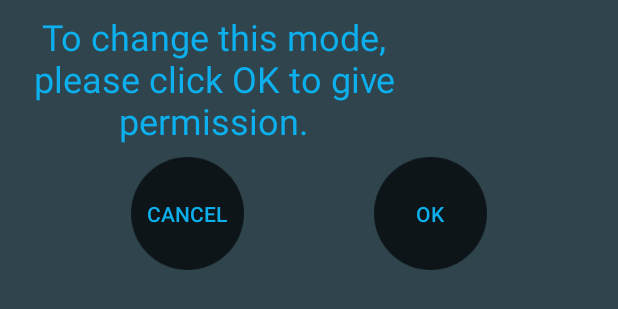
After one commit to LEMettler/SleepTimer, an Android app: the layout dialog_permission.xml on its own in the app's theme, with its tools: preview values and no code run, on a phone screen of 412 x 824 dp. The commit adds this screen. Shown: the top 309 px of the screen. Run offline under Robolectric (Android 15) with nearby library versions, the phone set to English and light mode, and no system bars.

Commit message:
SilentMode-Permission Dialog

```diff
--- a/app/src/main/AndroidManifest.xml
+++ b/app/src/main/AndroidManifest.xml
@@ -27,6 +27,7 @@
     <uses-permission android:name="android.permission.CHANGE_WIFI_STATE"/>
     <uses-permission android:name="android.permission.BLUETOOTH" />
     <uses-permission android:name="android.permission.WRITE_SETTINGS" />
+    <uses-permission android:name="android.permission.ACCESS_NOTIFICATION_POLICY" />
 
 
 
--- /dev/null
+++ b/app/src/main/res/layout/dialog_permission.xml
@@ -0,0 +1,53 @@
+<?xml version="1.0" encoding="utf-8"?>
+<android.support.constraint.ConstraintLayout xmlns:android="http://schemas.android.com/apk/res/android"
+    xmlns:app="http://schemas.android.com/apk/res-auto"
+    xmlns:tools="http://schemas.android.com/tools"
+    android:layout_width="match_parent"
+    android:layout_height="match_parent"
+    android:background="@color/colorPrimary">
+
+    <TextView
+        android:id="@+id/txtPermission"
+        android:layout_width="285dp"
+        android:layout_height="wrap_content"
+        android:layout_marginTop="8dp"
+        android:layout_weight="1"
+        android:text="To change this mode, please click OK to give permission."
+        android:textAlignment="center"
+        android:textColor="@color/colorAccent"
+        android:textSize="24sp"
+        app:layout_constraintTop_toTopOf="parent"
+        tools:layout_editor_absoluteX="50dp" />
+
+    <Button
+        android:id="@+id/btnOK"
+        android:layout_width="75dp"
+        android:layout_height="75dp"
+        android:layout_marginBottom="8dp"
+        android:layout_marginTop="8dp"
+        android:background="@drawable/button"
+        android:text="OK"
+        android:textColor="@color/colorAccent"
+        app:layout_constraintBottom_toBottomOf="parent"
+        app:layout_constraintEnd_toEndOf="parent"
+        app:layout_constraintHorizontal_bias="0.5"
+        app:layout_constraintStart_toEndOf="@+id/btnCancel"
+        app:layout_constraintTop_toBottomOf="@+id/txtPermission"
+        app:layout_constraintVertical_bias="0.0" />
+
+    <Button
+        android:id="@+id/btnCancel"
+        android:layout_width="75dp"
+        android:layout_height="75dp"
+        android:layout_marginBottom="8dp"
+        android:layout_marginTop="8dp"
+        android:background="@drawable/button"
+        android:text="CANCEL"
+        android:textColor="@color/colorAccent"
+        app:layout_constraintBottom_toBottomOf="parent"
+        app:layout_constraintEnd_toStartOf="@+id/btnOK"
+        app:layout_constraintHorizontal_bias="0.5"
+        app:layout_constraintStart_toStartOf="parent"
+        app:layout_constraintTop_toBottomOf="@+id/txtPermission"
+        app:layout_constraintVertical_bias="0.0" />
+</android.support.constraint.ConstraintLayout>
```
Also changed, not shown: app/src/main/java/comlmeerlu/github/sleeptimer/MainActivity.java (+88 -12 lines), app/src/main/res/layout/activity_main.xml (+12 -1 lines), app/src/main/res/layout/dialog_timeinput.xml (renamed from app/src/main/res/layout/dialog.xml).
